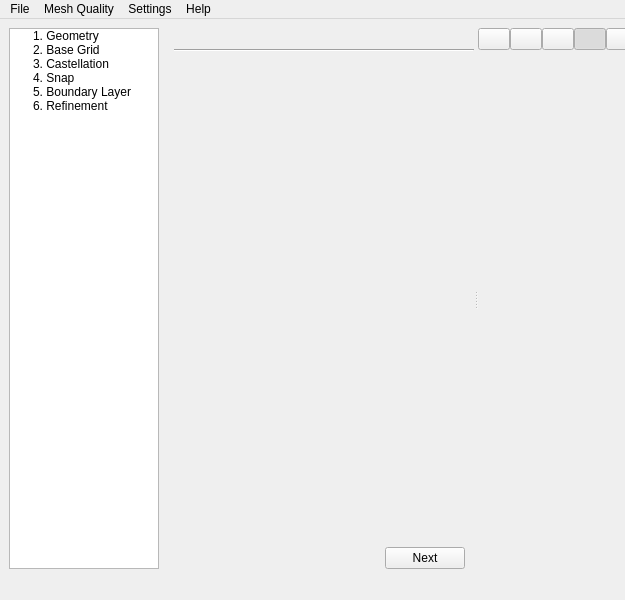
First picture: the form in view/main_window/main_window.ui, repository nextfoam/baram, before the edit; both pictures show x 0 to 625 and y 0 to 600 of the 1031 by 600 pixel window.
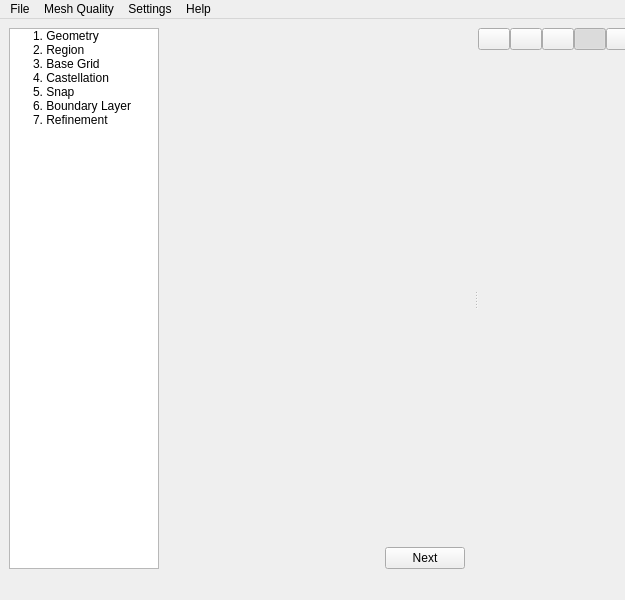
Second picture: the form after the edit. Icons and pictures are not drawn. Custom widgets are drawn as their Qt base class.

Patch:
```diff
--- a/view/main_window/main_window.ui
+++ b/view/main_window/main_window.ui
@@ -47,27 +47,32 @@
       </item>
       <item>
        <property name="text">
-        <string>2. Base Grid</string>
+        <string>2. Region</string>
        </property>
       </item>
       <item>
        <property name="text">
-        <string>3. Castellation</string>
+        <string>3. Base Grid</string>
        </property>
       </item>
       <item>
        <property name="text">
-        <string>4. Snap</string>
+        <string>4. Castellation</string>
        </property>
       </item>
       <item>
        <property name="text">
-        <string>5. Boundary Layer</string>
+        <string>5. Snap</string>
        </property>
       </item>
       <item>
        <property name="text">
-        <string>6. Refinement</string>
+        <string>6. Boundary Layer</string>
+       </property>
+      </item>
+      <item>
+       <property name="text">
+        <string>7. Refinement</string>
        </property>
       </item>
      </widget>
@@ -106,26 +111,6 @@
            <property name="bottomMargin">
             <number>0</number>
            </property>
-           <item>
-            <widget class="QLabel" name="title">
-             <property name="font">
-              <font>
-               <pointsize>10</pointsize>
-               <bold>true</bold>
-              </font>
-             </property>
-             <property name="text">
-              <string/>
-             </property>
-            </widget>
-           </item>
-           <item>
-            <widget class="Line" name="line">
-             <property name="orientation">
-              <enum>Qt::Horizontal</enum>
-             </property>
-            </widget>
-           </item>
            <item>
             <widget class="QWidget" name="content" native="true">
              <property name="sizePolicy">
```
Left out of the diff: 14 changed lines with no effect on the pictures.
